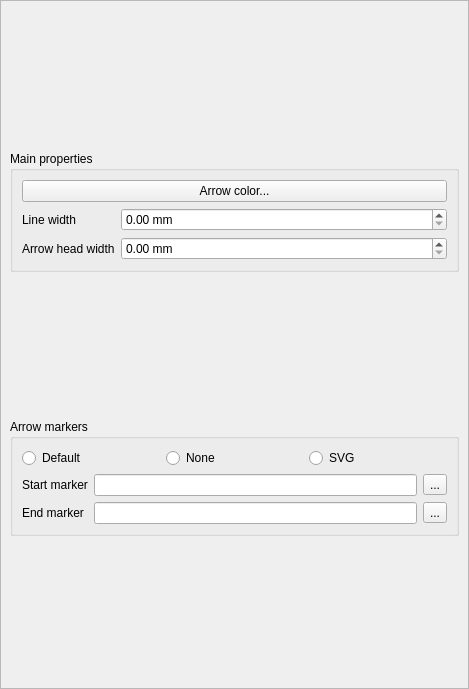
First picture: the form in src/ui/qgscomposerarrowwidgetbase.ui, repository carsmie/QGIS, before the edit.
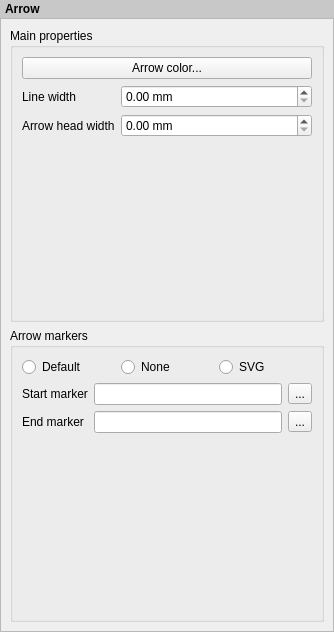
Second picture: the form after the edit. Custom widgets are drawn as their Qt base class.

Patch:
```diff
--- a/src/ui/qgscomposerarrowwidgetbase.ui
+++ b/src/ui/qgscomposerarrowwidgetbase.ui
@@ -6,17 +6,36 @@
    <rect>
     <x>0</x>
     <y>0</y>
-    <width>469</width>
-    <height>689</height>
+    <width>334</width>
+    <height>632</height>
    </rect>
   </property>
   <property name="windowTitle">
    <string>Form</string>
   </property>
-  <layout class="QHBoxLayout" name="horizontalLayout_5">
+  <layout class="QVBoxLayout" name="verticalLayout">
+   <property name="spacing">
+    <number>0</number>
+   </property>
    <property name="margin">
     <number>0</number>
    </property>
+   <item>
+    <widget class="QLabel" name="label_3">
+     <property name="sizePolicy">
+      <sizepolicy hsizetype="Preferred" vsizetype="Maximum">
+       <horstretch>0</horstretch>
+       <verstretch>0</verstretch>
+      </sizepolicy>
+     </property>
+     <property name="styleSheet">
+      <string notr="true">padding: 2px; font-weight: bold; background-color: rgb(200, 200, 200);</string>
+     </property>
+     <property name="text">
+      <string>Arrow</string>
+     </property>
+    </widget>
+   </item>
    <item>
     <widget class="QScrollArea" name="scrollArea">
      <property name="widgetResizable">
@@ -27,19 +46,13 @@
        <rect>
         <x>0</x>
         <y>0</y>
-        <width>467</width>
-        <height>687</height>
+        <width>332</width>
+        <height>610</height>
        </rect>
       </property>
       <layout class="QVBoxLayout" name="mainLayout">
        <item>
         <widget class="QgsCollapsibleGroupBoxBasic" name="groupBox">
-         <property name="sizePolicy">
-          <sizepolicy hsizetype="Preferred" vsizetype="Maximum">
-           <horstretch>0</horstretch>
-           <verstretch>0</verstretch>
-          </sizepolicy>
-         </property>
          <property name="title">
           <string>Main properties</string>
          </property>
@@ -53,6 +66,9 @@
           <property name="fieldGrowthPolicy">
            <enum>QFormLayout::AllNonFixedFieldsGrow</enum>
           </property>
+          <property name="labelAlignment">
+           <set>Qt::AlignLeading|Qt::AlignLeft|Qt::AlignVCenter</set>
+          </property>
           <item row="1" column="0">
            <widget class="QLabel" name="label">
             <property name="text">
@@ -89,6 +105,12 @@
           </item>
           <item row="0" column="0" colspan="2">
            <widget class="QPushButton" name="mArrowColorButton">
+            <property name="sizePolicy">
+             <sizepolicy hsizetype="Minimum" vsizetype="Maximum">
+              <horstretch>0</horstretch>
+              <verstretch>0</verstretch>
+             </sizepolicy>
+            </property>
             <property name="text">
              <string>Arrow color...</string>
             </property>
@@ -99,12 +121,6 @@
        </item>
        <item>
         <widget class="QgsCollapsibleGroupBoxBasic" name="mArrowMarkersGroupBox">
-         <property name="sizePolicy">
-          <sizepolicy hsizetype="Preferred" vsizetype="Maximum">
-           <horstretch>0</horstretch>
-           <verstretch>0</verstretch>
-          </sizepolicy>
-         </property>
          <property name="title">
           <string>Arrow markers</string>
          </property>
@@ -118,6 +134,9 @@
           <property name="fieldGrowthPolicy">
            <enum>QFormLayout::AllNonFixedFieldsGrow</enum>
           </property>
+          <property name="labelAlignment">
+           <set>Qt::AlignLeading|Qt::AlignLeft|Qt::AlignVCenter</set>
+          </property>
           <item row="0" column="0" colspan="2">
            <layout class="QHBoxLayout" name="horizontalLayout_3">
             <item>
```
Left out of the diff: 2 changed lines with no effect on the pictures.
